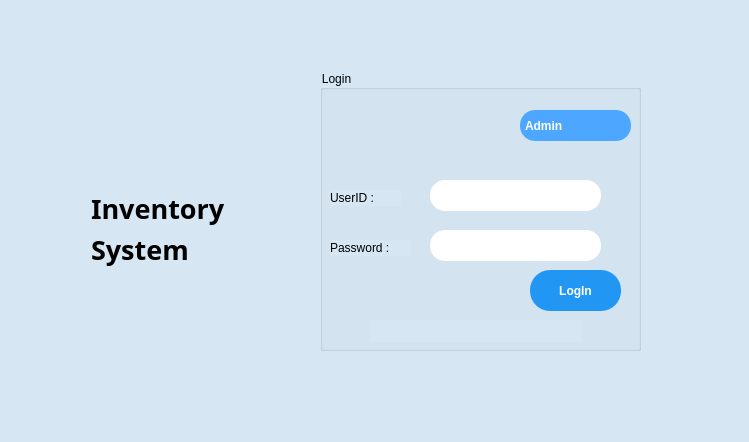
First picture: the form in InventorySysytem-GUI/InventorySysytemGUI.ui, repository umerghafoor/Open-Inventory, before the edit.
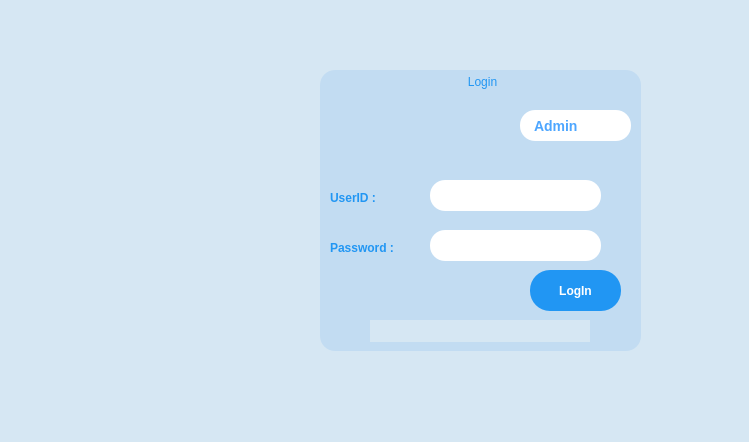
Second picture: the form after the edit. Icons and pictures are not drawn.

Diff of the .ui file:
```diff
--- a/InventorySysytem-GUI/InventorySysytemGUI.ui
+++ b/InventorySysytem-GUI/InventorySysytemGUI.ui
@@ -29,6 +29,29 @@
       <height>281</height>
      </rect>
     </property>
+    <property name="styleSheet">
+     <string notr="true">QGroupBox {
+    border-radius: 15px;
+	background-color: #c2dcf2;
+	
+}
+
+QGroupBox::title {
+    subcontrol-origin: margin;
+    subcontrol-position: top center;
+    padding: 5px;
+    padding-left: 10px;
+    padding-right: 10px;
+    color: #2196F3;
+    font-weight: bold;
+    font-size: 16px;
+}
+
+QGroupBox:hover, QGroupBox:focus {
+    border: 1px solid #4da6ff;
+}
+</string>
+    </property>
     <property name="title">
      <string>Login</string>
     </property>
@@ -49,12 +72,14 @@
      </property>
      <property name="styleSheet">
       <string notr="true">QComboBox {
-    background-color: #4da6ff;
+    background-color: #ffffff;
     border-radius: 15px;
     padding: 5px;
-    color: #FFFFFF;
+	padding-left: 14px;
+    color: #4da6ff;
+    font-size: 14px;
     font-weight: bold;
-	text-align: center;
+    text-align: center;
 }
 
 QComboBox::drop-down {
@@ -66,8 +91,7 @@
     border-bottom-right-radius: 20px;
 }
 
-QComboBox::down-arrow
- {
+QComboBox::down-arrow {
     image: url(icons/down-arrow.png);
     width: 16px;
     height: 16px;
@@ -82,11 +106,12 @@
     color: black;
     border: none;
     outline: none;
+    scrollbar-color: #CCCCCC #F5F5F5;
+    font-weight: regular;
 }
 
 QComboBox QAbstractItemView::item {
     height: 30px;
-	
 }
 
 QComboBox QAbstractItemView::item:hover {
@@ -106,10 +131,37 @@
     font-weight: bold;
 }
 
-QComboBox::focus 
-{
+QComboBox::focus {
     border: none;
 }
+
+QComboBox QAbstractItemView::scrollbar {
+    background-color: #F5F5F5;
+    width: 10px;
+    border-radius: 5px;
+}
+
+QComboBox QAbstractItemView::scrollbar:vertical {
+    margin-right: 5px;
+}
+
+QComboBox QAbstractItemView::scrollbar-handle:vertical {
+    background-color: #CCCCCC;
+    border-radius: 5px;
+    min-height: 20px;
+}
+
+QComboBox QAbstractItemView::scrollbar-handle:vertical:hover {
+    background-color: #BBBBBB;
+}
+
+QComboBox QAbstractItemView::scrollbar:horizontal {
+    margin-bottom: 5px;
+}
+
+QComboBox QAbstractItemView::scrollbar-handle:horizontal {
+    min-width: 20px;
+}
 </string>
      </property>
      <item>
@@ -171,8 +223,11 @@
      </property>
      <property name="styleSheet">
       <string notr="true">QLabel {
-    color: black;
-}</string>
+    color: #2196F3;
+    font-weight: bold;
+	background-color: transparent;
+}
+</string>
      </property>
      <property name="text">
       <string>UserID :</string>
@@ -189,8 +244,11 @@
      </property>
      <property name="styleSheet">
       <string notr="true">QLabel {
-    color: black;
-}</string>
+    color: #2196F3;
+    font-weight: bold;
+	background-color: transparent;
+}
+</string>
      </property>
      <property name="text">
       <string>Password :</string>
@@ -267,7 +325,7 @@
       <rect>
        <x>50</x>
        <y>250</y>
-       <width>212</width>
+       <width>220</width>
        <height>22</height>
       </rect>
      </property>
@@ -304,61 +362,18 @@
      </layout>
     </widget>
    </widget>
-   <widget class="QWidget" name="layoutWidget">
+   <widget class="QLabel" name="picture">
     <property name="geometry">
      <rect>
-      <x>80</x>
-      <y>180</y>
-      <width>161</width>
-      <height>97</height>
+      <x>40</x>
+      <y>100</y>
+      <width>241</width>
+      <height>251</height>
      </rect>
     </property>
-    <layout class="QVBoxLayout" name="title">
-     <item>
-      <widget class="QLabel" name="label_3">
-       <property name="font">
-        <font>
-         <family>Segoe UI Black</family>
-         <pointsize>20</pointsize>
-         <bold>true</bold>
-        </font>
-       </property>
-       <property name="styleSheet">
-        <string notr="true">QLabel {
-    color: black;
-}</string>
-       </property>
-       <property name="lineWidth">
-        <number>5</number>
-       </property>
-       <property name="text">
-        <string>Inventory</string>
-       </property>
-      </widget>
-     </item>
-     <item>
-      <widget class="QLabel" name="label_4">
-       <property name="font">
-        <font>
-         <family>Segoe UI Black</family>
-         <pointsize>20</pointsize>
-         <bold>true</bold>
-        </font>
-       </property>
-       <property name="styleSheet">
-        <string notr="true">QLabel {
-    color: black;
-}</string>
-       </property>
-       <property name="lineWidth">
-        <number>5</number>
-       </property>
-       <property name="text">
-        <string>System</string>
-       </property>
-      </widget>
-     </item>
-    </layout>
+    <property name="text">
+     <string/>
+    </property>
    </widget>
   </widget>
  </widget>
```
Left out of the diff: 3 changed lines with no effect on the pictures.
